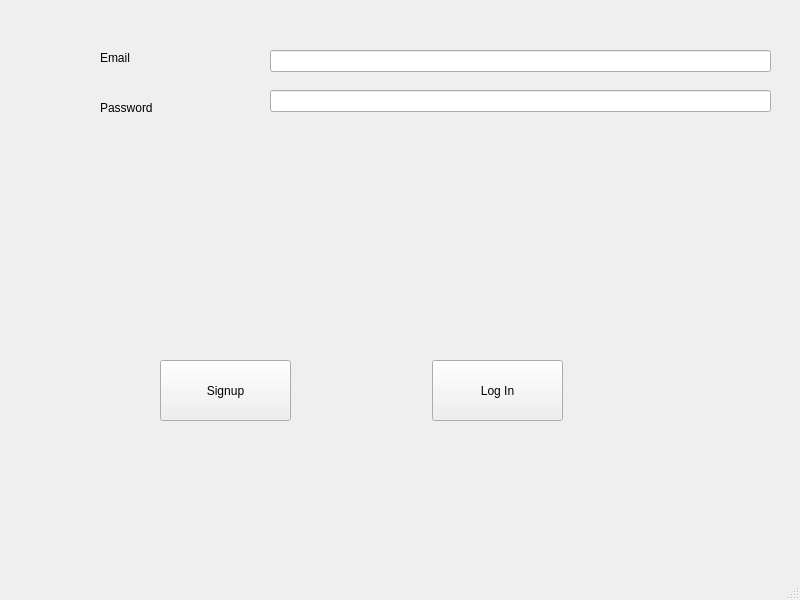
This is Screens/start_screen.ui in Ghulam-Mustafa08291/IlajNow as Qt 5 draws it before an edit. The edited form follows.
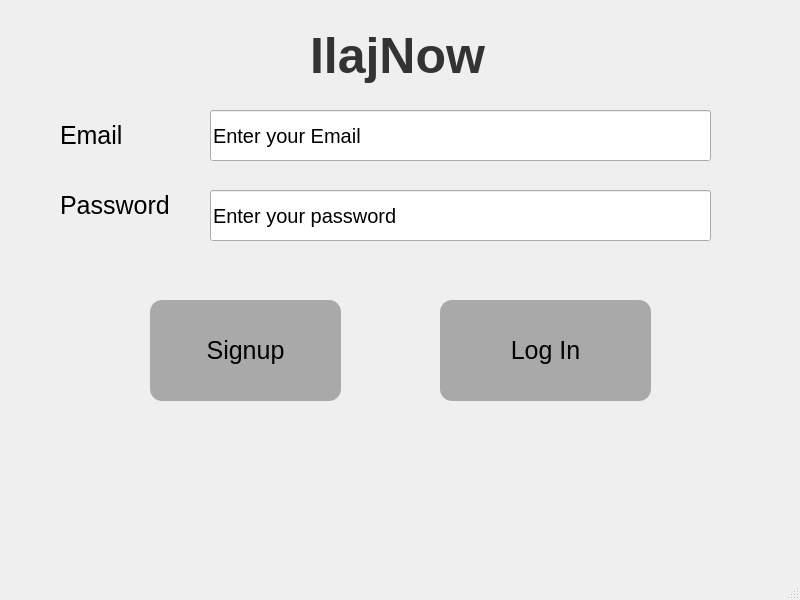
This is the edited form.

Commit message: styled some screens

The edit to the form file:
```diff
--- a/Screens/start_screen.ui
+++ b/Screens/start_screen.ui
@@ -20,58 +20,68 @@
    <widget class="QLabel" name="label">
     <property name="geometry">
      <rect>
-      <x>100</x>
-      <y>50</y>
-      <width>55</width>
-      <height>16</height>
+      <x>60</x>
+      <y>120</y>
+      <width>71</width>
+      <height>31</height>
      </rect>
     </property>
+    <property name="styleSheet">
+     <string notr="true">font-size:25px;</string>
+    </property>
     <property name="text">
      <string>Email</string>
     </property>
    </widget>
-   <widget class="QLabel" name="label_2">
-    <property name="geometry">
-     <rect>
-      <x>100</x>
-      <y>100</y>
-      <width>91</width>
-      <height>16</height>
-     </rect>
-    </property>
-    <property name="text">
-     <string>Password</string>
-    </property>
-   </widget>
    <widget class="QLineEdit" name="start_screen_email_field">
     <property name="geometry">
      <rect>
-      <x>270</x>
-      <y>50</y>
+      <x>210</x>
+      <y>110</y>
       <width>501</width>
-      <height>22</height>
+      <height>51</height>
      </rect>
     </property>
+    <property name="styleSheet">
+     <string notr="true">color:black;
+font-size:20px</string>
+    </property>
+    <property name="text">
+     <string>Enter your Email </string>
+    </property>
    </widget>
    <widget class="QLineEdit" name="start_screen_password_field">
     <property name="geometry">
      <rect>
-      <x>270</x>
-      <y>90</y>
+      <x>210</x>
+      <y>190</y>
       <width>501</width>
-      <height>22</height>
+      <height>51</height>
      </rect>
     </property>
+    <property name="styleSheet">
+     <string notr="true">color:black;
+font-size:20px</string>
+    </property>
+    <property name="text">
+     <string>Enter your password</string>
+    </property>
    </widget>
    <widget class="QPushButton" name="sign_up_button">
     <property name="geometry">
      <rect>
-      <x>160</x>
-      <y>360</y>
-      <width>131</width>
-      <height>61</height>
+      <x>150</x>
+      <y>300</y>
+      <width>191</width>
+      <height>101</height>
      </rect>
     </property>
+    <property name="styleSheet">
+     <string notr="true">border-radius:12px;
+background-color:darkgray;
+font-size:25px
+</string>
+    </property>
     <property name="text">
      <string>Signup</string>
     </property>
@@ -79,16 +89,56 @@
    <widget class="QPushButton" name="login_button">
     <property name="geometry">
      <rect>
-      <x>432</x>
-      <y>360</y>
-      <width>131</width>
-      <height>61</height>
+      <x>440</x>
+      <y>300</y>
+      <width>211</width>
+      <height>101</height>
      </rect>
     </property>
+    <property name="styleSheet">
+     <string notr="true">background-color:darkgray;
+border-radius:12px;
+font-size:25px</string>
+    </property>
     <property name="text">
      <string>Log In</string>
     </property>
    </widget>
+   <widget class="QLabel" name="label_3">
+    <property name="geometry">
+     <rect>
+      <x>310</x>
+      <y>10</y>
+      <width>201</width>
+      <height>91</height>
+     </rect>
+    </property>
+    <property name="styleSheet">
+     <string notr="true">color:#333333;
+font-size:50px;
+font-weight:bold;
+</string>
+    </property>
+    <property name="text">
+     <string>IlajNow</string>
+    </property>
+   </widget>
+   <widget class="QLabel" name="label_2">
+    <property name="geometry">
+     <rect>
+      <x>60</x>
+      <y>190</y>
+      <width>111</width>
+      <height>31</height>
+     </rect>
+    </property>
+    <property name="styleSheet">
+     <string notr="true">font-size:25px;</string>
+    </property>
+    <property name="text">
+     <string>Password</string>
+    </property>
+   </widget>
   </widget>
   <widget class="QMenuBar" name="menubar">
    <property name="geometry">
```
The commit also changes 3 other files.
